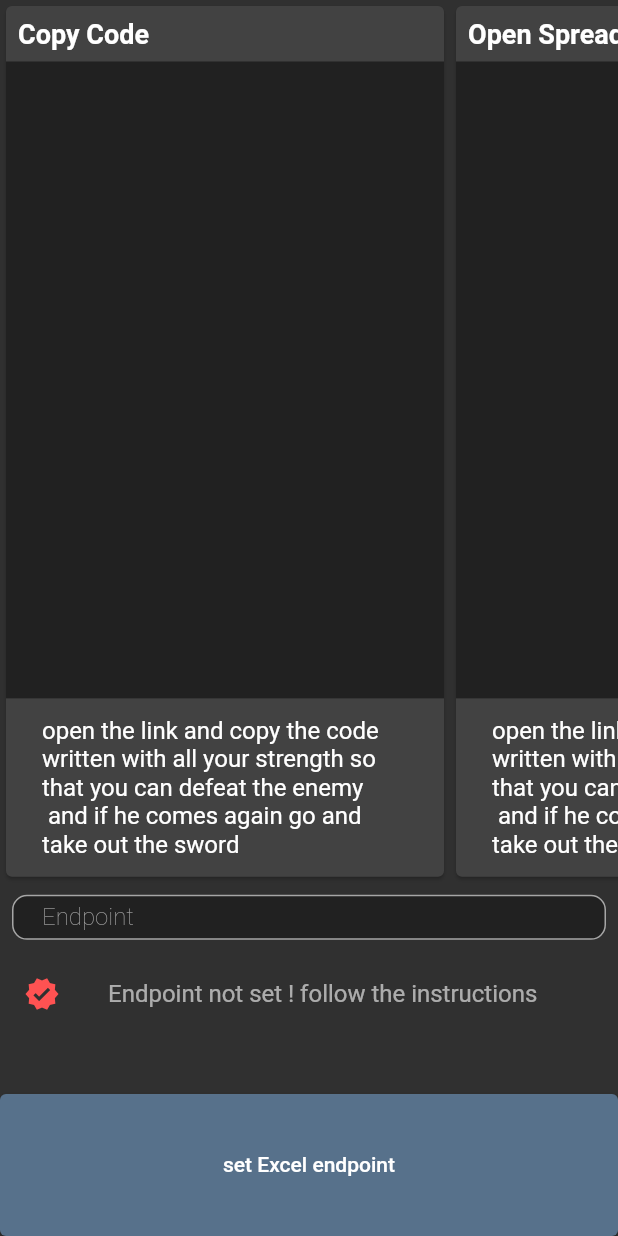
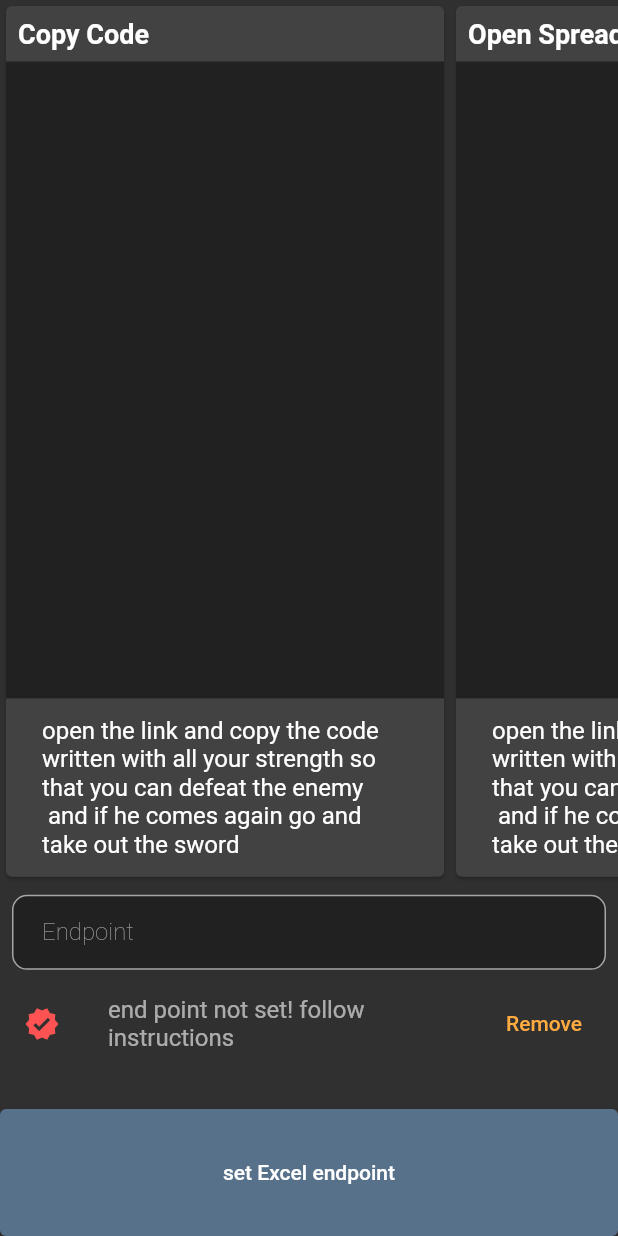
Before and after one commit to jithinprem/medmark, a Flutter app: the screen it shows after launch, after a tap on "instructions", on a phone screen of 412 x 824 dp. Run offline on Flutter 3.47's test engine with Material 2 defaults, Android fonts, the phone set to English and light mode, and no system bars; our stand-ins replace cloud_firestore, firebase_core, get, shared_preferences, syncfusion_flutter_sliders; accounts and stored records are empty.

```diff
--- a/lib/setup_exel.dart
+++ b/lib/setup_exel.dart
@@ -4,10 +4,7 @@ import 'package:shared_preferences/shared_preferences.dart';
 
 String curEndPoint = 'None';
 
-setEndPoint(String endpoint) async {
-  SharedPreferences prefs = await SharedPreferences.getInstance();
-  await prefs.setString('endpoint', endpoint);
-}
+
 
 class SetupExel extends StatefulWidget {
   static const String id = 'setupexel';
@@ -32,6 +29,8 @@ class _SetupExelState extends State<SetupExel> {
   TextEditingController endpointController = TextEditingController();
   String endpoint = 'NOT SET!';
   var myicon = Icons.not_interested_rounded;
+  String statusText = 'end point not set !';
+  Color myicon_color = Colors.redAccent;
 
   @override
   void initState() {
@@ -39,13 +38,36 @@ class _SetupExelState extends State<SetupExel> {
     getMyString();
   }
 
+  setEndPoint(String endpoint) async {
+    SharedPreferences prefs = await SharedPreferences.getInstance();
+    await prefs.setString('endpoint', endpoint);
+    setState((){
+      this.myicon_color = Colors.lightGreen;
+      this.statusText = 'end point set :)';
+    });
+
+  }
+
   void getMyString() async {
     SharedPreferences prefs = await SharedPreferences.getInstance();
     String myString = prefs.getString('endpoint') ?? 'NOT SET!';
     setState(() {
       this.endpoint = myString;
+      this.myicon = myString == 'NOT SET!' ? Icons.not_interested_rounded : Icons.verified;
+      this.statusText = myString == 'NOT SET!' ? 'end point not set! follow instructions' : 'end point set :)';
+      this.myicon_color = myString == 'NOT SET!' ? Colors.redAccent : Colors.lightGreen;
     });
     Return_set_notset_Icon();
+  }
+
+  void removeShared()async{
+    SharedPreferences prefs = await SharedPreferences.getInstance();
+    prefs.remove('endpoint');
+    setState((){
+      this.myicon = Icons.not_interested_rounded;
+      this.myicon_color = Colors.redAccent;
+      this.statusText = 'end point not set! follow instructions';
+    });
   }
 
   Return_set_notset_Icon() {
@@ -118,7 +140,7 @@ class _SetupExelState extends State<SetupExel> {
                       Padding(
                         padding: const EdgeInsets.all(8.0),
                         child: SizedBox(
-                          height: 30,
+                          height: 50,
                           child: TextField(
                             controller: endpointController,
                             decoration: InputDecoration(
@@ -156,16 +178,21 @@ class _SetupExelState extends State<SetupExel> {
                           child: ListTile(
                               leading: Icon(
                                 myicon,
-                                color: endpoint == 'NOT SET!'
-                                    ? Colors.redAccent
-                                    : Colors.lightGreen,
+                                color: myicon_color,
                               ),
                               title: Text(
-                                endpoint == 'NOT SET!'
-                                    ? 'Endpoint not set ! follow the instructions'
-                                    : 'End point is set !',
+                                statusText,
                                 style: TextStyle(color: Colors.white60),
-                              ))),
+                              ),
+                            trailing: TextButton(
+                              child: Text('Remove', style: TextStyle(color: Colors.orangeAccent),),
+                              onPressed: (){
+                                //remove shared prefrence
+                                removeShared();
+                              },
+                            ),
+                          )
+                      ),
                       Expanded(
                         flex: 2,
                         child: Container(
```
Also changed, not shown: lib/images/pic1.png (added), lib/images/pic2.png (added), lib/images/pic3.png (added), lib/images/pic4.png (added), lib/images/pic5.png (added), lib/images/pic6.png (added).
